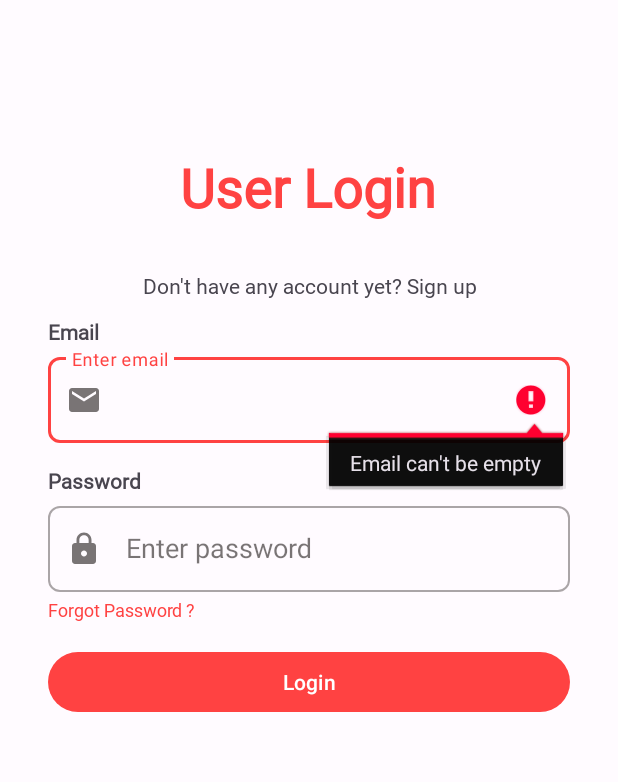
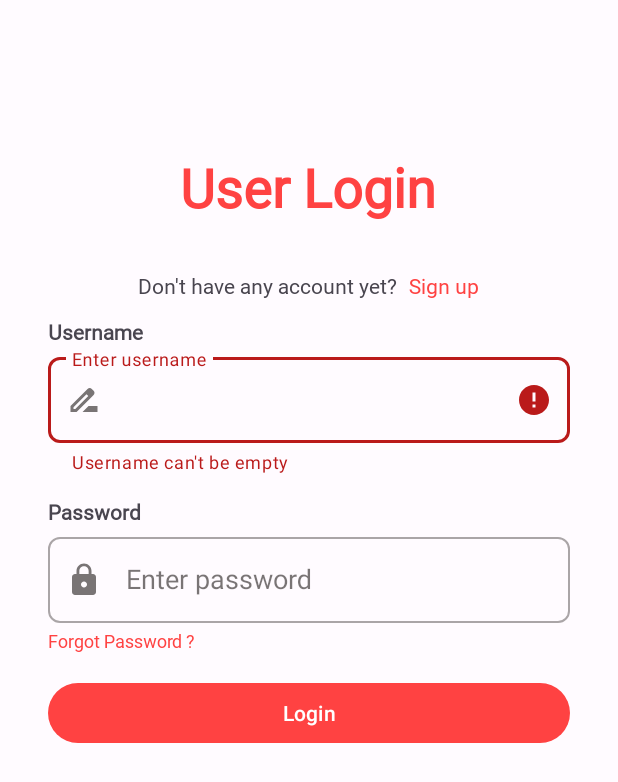
Before and after one commit to Bangkit-Capstone-C23-PS338/modul-MD, an Android app: the LoginActivity screen opened directly, with no data from a screen before it, after a tap on "Login", on a phone screen of 412 x 824 dp. Shown: the top 782 px of the screen. Run offline under Robolectric (Android 15) with nearby library versions, the phone set to English and light mode, and no system bars.

Commit message:
Fixing login layout

```diff
--- a/app/src/main/java/com/example/promosee/view/login/LoginActivity.kt
+++ b/app/src/main/java/com/example/promosee/view/login/LoginActivity.kt
@@ -48,10 +48,10 @@ class LoginActivity : AppCompatActivity() {
 
             when{
                 tvEmail.isEmpty() -> {
-                    binding.editTextTextEmailAddress3.error = getString(R.string.email_empty)
+                    binding.usernameEditTextLayout.error = getString(R.string.username_empty)
                 }
                 tvPassword.isEmpty() -> {
-                    binding.editTextTextPassword.error = getString(R.string.pass_empty)
+                    binding.passwordEditTextLayout.error = getString(R.string.pass_empty)
                 }
                 valid -> {
                     binding.progressBar.visibility = View.VISIBLE
--- a/app/src/main/res/layout/activity_login.xml
+++ b/app/src/main/res/layout/activity_login.xml
@@ -22,6 +22,23 @@
         app:layout_constraintStart_toStartOf="parent"
         app:layout_constraintTop_toTopOf="parent" />
 
+    <LinearLayout
+        android:id="@+id/linear"
+        android:layout_width="match_parent"
+        android:layout_height="wrap_content"
+        android:gravity="center_horizontal"
+        app:layout_constraintTop_toBottomOf="@id/pageTitle">
+
+        <TextView
+            android:id="@+id/question"
+            android:layout_width="wrap_content"
+            android:layout_height="wrap_content"
+            android:layout_marginTop="32dp"
+            android:fontFamily="@font/josefinsans_medium"
+            android:gravity="center"
+            android:layout_marginEnd="8dp"
+            android:text="@string/don_t_have_any_account_yet" />
+
         <TextView
             android:id="@+id/noaccount"
             android:layout_width="wrap_content"
@@ -29,25 +46,26 @@
             android:layout_marginTop="32dp"
             android:fontFamily="@font/josefinsans_medium"
             android:gravity="center"
-        android:text="@string/no_acc"
-        app:layout_constraintEnd_toEndOf="parent"
-        app:layout_constraintStart_toStartOf="parent"
-        app:layout_constraintTop_toBottomOf="@+id/pageTitle" />
+            android:textColor="@color/seed"
+            android:text="@string/no_acc" />
+    </LinearLayout>
+
+
 
     <TextView
-        android:id="@+id/emailTextView"
+        android:id="@+id/usernameTextView"
         android:layout_width="wrap_content"
         android:layout_height="wrap_content"
         android:layout_marginStart="32dp"
         android:layout_marginTop="11dp"
         android:fontFamily="@font/josefinsans_semibold"
-        android:text="@string/tvEmail"
+        android:text="@string/username"
         android:textStyle="bold"
         app:layout_constraintStart_toStartOf="parent"
-        app:layout_constraintTop_toBottomOf="@+id/noaccount" />
+        app:layout_constraintTop_toBottomOf="@+id/linear" />
 
     <com.google.android.material.textfield.TextInputLayout
-        android:id="@+id/emailEditTextLayout"
+        android:id="@+id/usernameEditTextLayout"
         style="@style/Widget.MaterialComponents.TextInputLayout.OutlinedBox"
         android:layout_width="0dp"
         android:layout_height="wrap_content"
@@ -61,8 +79,8 @@
         app:layout_constraintEnd_toEndOf="parent"
         app:layout_constraintHorizontal_bias="0.0"
         app:layout_constraintStart_toStartOf="parent"
-        app:layout_constraintTop_toBottomOf="@+id/emailTextView"
-        app:startIconDrawable="@drawable/baseline_email_24">
+        app:layout_constraintTop_toBottomOf="@+id/usernameTextView"
+        app:startIconDrawable="@drawable/baseline_username_24">
 
         <com.google.android.material.textfield.TextInputEditText
             android:id="@+id/editTextTextEmailAddress3"
@@ -70,7 +88,7 @@
             android:layout_width="match_parent"
             android:layout_height="57dp"
             android:ems="10"
-            android:hint="@string/emailhint"
+            android:hint="@string/enter_username"
             android:inputType="textEmailAddress"
             app:layout_constraintEnd_toEndOf="parent"
             app:layout_constraintStart_toStartOf="parent"
@@ -87,7 +105,7 @@
         android:textStyle="bold"
         android:text="@string/password"
         app:layout_constraintStart_toStartOf="parent"
-        app:layout_constraintTop_toBottomOf="@+id/emailEditTextLayout"
+        app:layout_constraintTop_toBottomOf="@+id/usernameEditTextLayout"
         android:fontFamily="@font/josefinsans_semibold"/>
 
     <com.google.android.material.textfield.TextInputLayout
--- a/app/src/main/res/layout/activity_order.xml
+++ b/app/src/main/res/layout/activity_order.xml
@@ -143,7 +143,7 @@
                 android:id="@+id/label_date"
                 android:layout_width="wrap_content"
                 android:layout_height="wrap_content"
-                android:text="@string/order_date"
+                android:text="@string/posting_date"
                 android:textSize="12sp"
                 android:layout_marginTop="16dp"
                 android:layout_marginStart="8dp"
--- a/app/src/main/res/values/strings.xml
+++ b/app/src/main/res/values/strings.xml
@@ -13,7 +13,7 @@
     <string name="emailhint">Enter email</string>
     <string name="password">Password</string>
     <string name="passwordhint">Enter password</string>
-    <string name="no_acc">Don\'t have any account yet? Sign up</string>
+    <string name="no_acc">Sign up</string>
     <string name="forgetpass">Forgot Password ?</string>
     <string name="email_empty">Email can\'t be empty</string>
     <string name="pass_empty">Password can\'t be empty</string>
@@ -86,7 +86,7 @@
     <string name="influencer">Influencer</string>
     <string name="instragramnya_iu">\@dlwlrma</string>
     <string name="detail">Detail</string>
-    <string name="order_date">Order Date</string>
+    <string name="posting_date">Posting Date</string>
     <string name="choose_a_date">Choose a Date</string>
     <string name="product_type">Product Type</string>
     <string name="enter_product_type">Enter product type</string>
@@ -119,5 +119,6 @@
     <string name="check_acc">Order paket</string>
     <string name="productFail">product failed to fetch</string>
     <string name="no_product">No Products</string>
+    <string name="don_t_have_any_account_yet">Don\'t have any account yet?</string>
 
 </resources>
```
Also changed, not shown: app/src/main/res/layout/fragment_register_company.xml (+13 -11 lines). Lines whose indentation alone changed are shown as unchanged.
